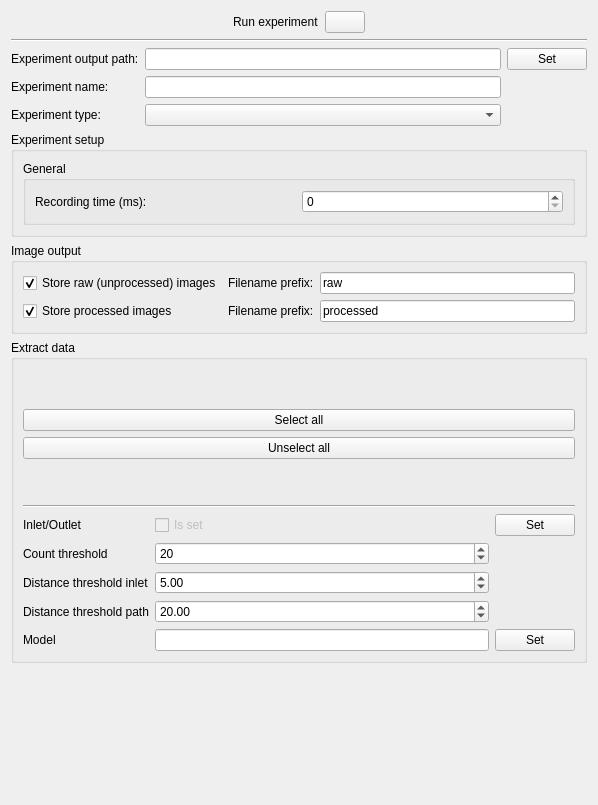
First picture: the form in src/RTOC/gui/experimentsetup.ui, repository mortbopet/RTOC, before the edit.
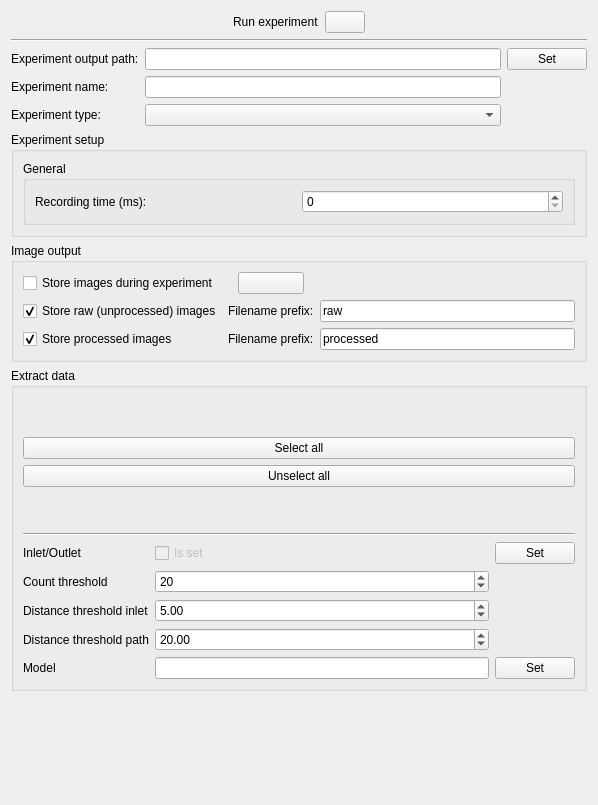
Second picture: the form after the edit.

Commit message: Implement postponing storing images untill after experiment has elapsed

What changed in the file:
```diff
--- a/src/RTOC/gui/experimentsetup.ui
+++ b/src/RTOC/gui/experimentsetup.ui
@@ -159,34 +159,48 @@
        <layout class="QGridLayout" name="gridLayout_2">
         <item row="0" column="0">
          <layout class="QGridLayout" name="gridLayout_4">
-          <item row="0" column="0">
-           <widget class="QCheckBox" name="storeRaw">
-            <property name="text">
-             <string>Store raw (unprocessed) images</string>
-            </property>
-            <property name="checked">
-             <bool>true</bool>
-            </property>
-           </widget>
-          </item>
-          <item row="0" column="1">
+          <item row="1" column="1">
            <widget class="QLabel" name="label_3">
             <property name="text">
              <string>Filename prefix:</string>
             </property>
            </widget>
           </item>
-          <item row="0" column="2">
-           <widget class="QLineEdit" name="rawPrefix">
-            <property name="enabled">
-             <bool>true</bool>
-            </property>
-            <property name="text">
-             <string>raw</string>
-            </property>
-           </widget>
-          </item>
           <item row="1" column="0">
+           <widget class="QCheckBox" name="storeRaw">
+            <property name="text">
+             <string>Store raw (unprocessed) images</string>
+            </property>
+            <property name="checked">
+             <bool>true</bool>
+            </property>
+           </widget>
+          </item>
+          <item row="0" column="0">
+           <widget class="QCheckBox" name="storeImagesDuringExperiment">
+            <property name="text">
+             <string>Store images during experiment</string>
+            </property>
+           </widget>
+          </item>
+          <item row="2" column="2">
+           <widget class="QLineEdit" name="processedPrefix">
+            <property name="enabled">
+             <bool>true</bool>
+            </property>
+            <property name="text">
+             <string>processed</string>
+            </property>
+           </widget>
+          </item>
+          <item row="2" column="1">
+           <widget class="QLabel" name="label_4">
+            <property name="text">
+             <string>Filename prefix:</string>
+            </property>
+           </widget>
+          </item>
+          <item row="2" column="0">
            <widget class="QCheckBox" name="storeProcessed">
             <property name="text">
              <string>Store processed images</string>
@@ -196,23 +210,59 @@
             </property>
            </widget>
           </item>
-          <item row="1" column="1">
-           <widget class="QLabel" name="label_4">
-            <property name="text">
-             <string>Filename prefix:</string>
-            </property>
-           </widget>
-          </item>
           <item row="1" column="2">
-           <widget class="QLineEdit" name="processedPrefix">
+           <widget class="QLineEdit" name="rawPrefix">
             <property name="enabled">
              <bool>true</bool>
             </property>
             <property name="text">
-             <string>processed</string>
+             <string>raw</string>
             </property>
            </widget>
           </item>
+          <item row="0" column="1">
+           <layout class="QHBoxLayout" name="horizontalLayout_4">
+            <item>
+             <spacer name="horizontalSpacer_3">
+              <property name="orientation">
+               <enum>Qt::Horizontal</enum>
+              </property>
+              <property name="sizeType">
+               <enum>QSizePolicy::Minimum</enum>
+              </property>
+              <property name="sizeHint" stdset="0">
+               <size>
+                <width>10</width>
+                <height>20</height>
+               </size>
+              </property>
+             </spacer>
+            </item>
+            <item>
+             <widget class="QPushButton" name="storeImagesDuringExperimentLabel">
+              <property name="text">
+               <string/>
+              </property>
+             </widget>
+            </item>
+            <item>
+             <spacer name="horizontalSpacer_4">
+              <property name="orientation">
+               <enum>Qt::Horizontal</enum>
+              </property>
+              <property name="sizeType">
+               <enum>QSizePolicy::Minimum</enum>
+              </property>
+              <property name="sizeHint" stdset="0">
+               <size>
+                <width>10</width>
+                <height>20</height>
+               </size>
+              </property>
+             </spacer>
+            </item>
+           </layout>
+          </item>
          </layout>
         </item>
        </layout>
```
The commit also changes 3 other files.
